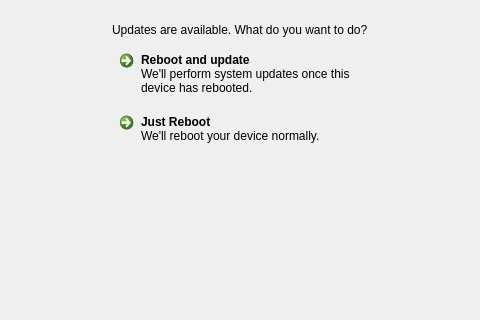
theCheeseboard/thedesk, file desktop/session/endsession.ui: the form before one commit; both pictures show x 159 to 639 and y 0 to 320 of the 799 by 515 pixel window.
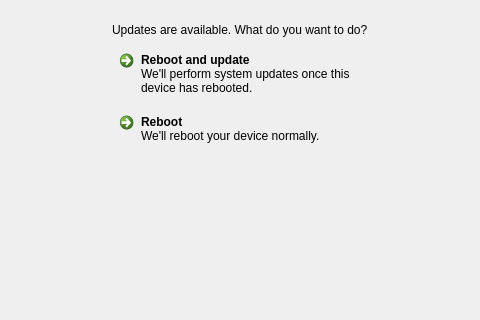
The form after the commit. The open tabs and pages were chosen to show the change. Icons and pictures are not drawn. Custom widgets are drawn as their Qt base class.

```diff
--- a/desktop/session/endsession.ui
+++ b/desktop/session/endsession.ui
@@ -366,7 +366,7 @@
                 </sizepolicy>
                </property>
                <property name="text">
-                <string>Just Reboot</string>
+                <string>Reboot</string>
                </property>
                <property name="icon">
                 <iconset theme="system-reboot">
```
